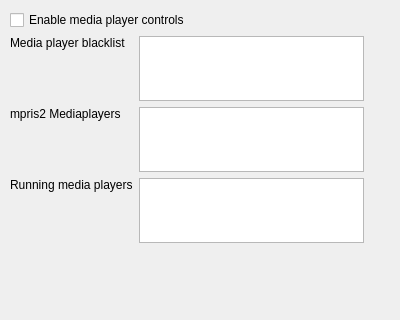
Old version of the form contents/ui/nowplaying.ui in the repository LandisTwo/veromix-plasmoid.
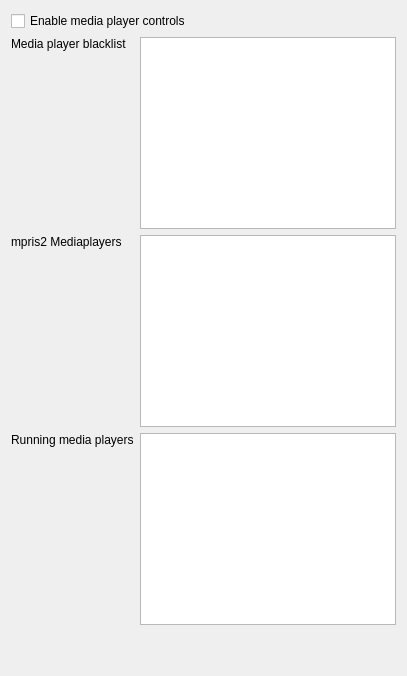
New version of the form.

The edit to the form file:
```diff
--- a/contents/ui/nowplaying.ui
+++ b/contents/ui/nowplaying.ui
@@ -11,15 +11,8 @@
   <property name="windowTitle">
    <string>Form</string>
   </property>
-  <widget class="QWidget" name="verticalLayoutWidget">
-   <property name="geometry">
-    <rect>
-     <x>10</x>
-     <y>10</y>
-     <width>354</width>
-     <height>233</height>
-    </rect>
-   </property>
+  <layout class="QVBoxLayout" name="verticalLayout_2">
+   <item>
    <layout class="QVBoxLayout" name="verticalLayout">
     <item>
      <widget class="QCheckBox" name="useNowplaying">
@@ -85,7 +78,8 @@
      </layout>
     </item>
    </layout>
-  </widget>
+  </item>
+  </layout>
  </widget>
  <resources/>
  <connections/>
```
